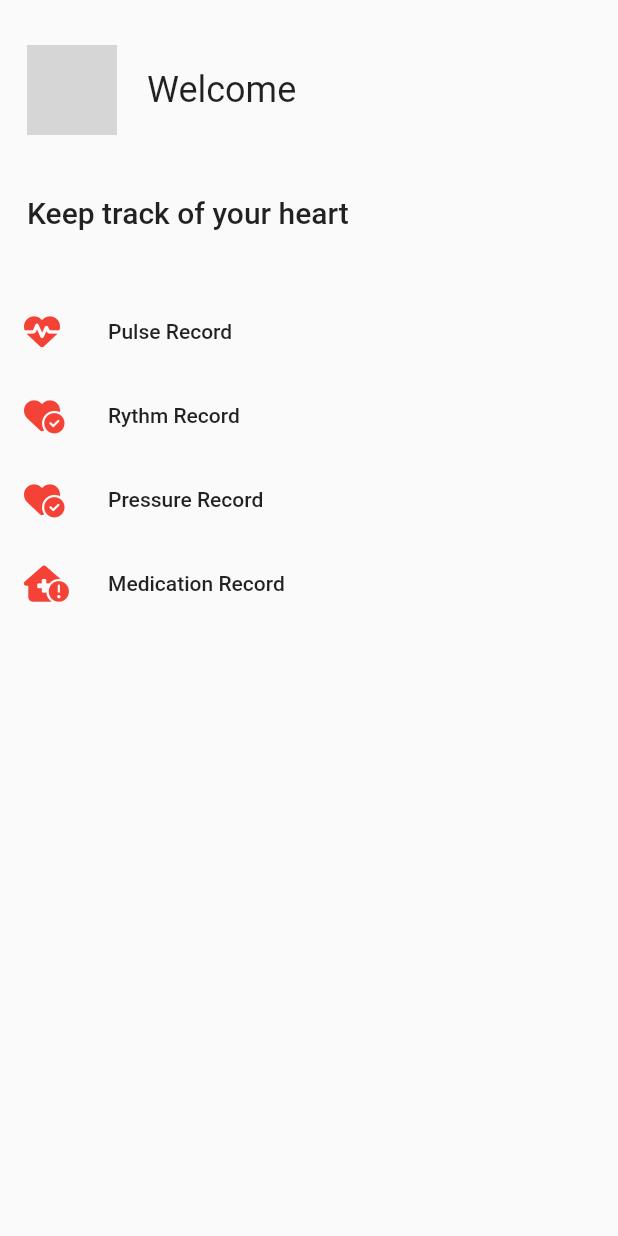
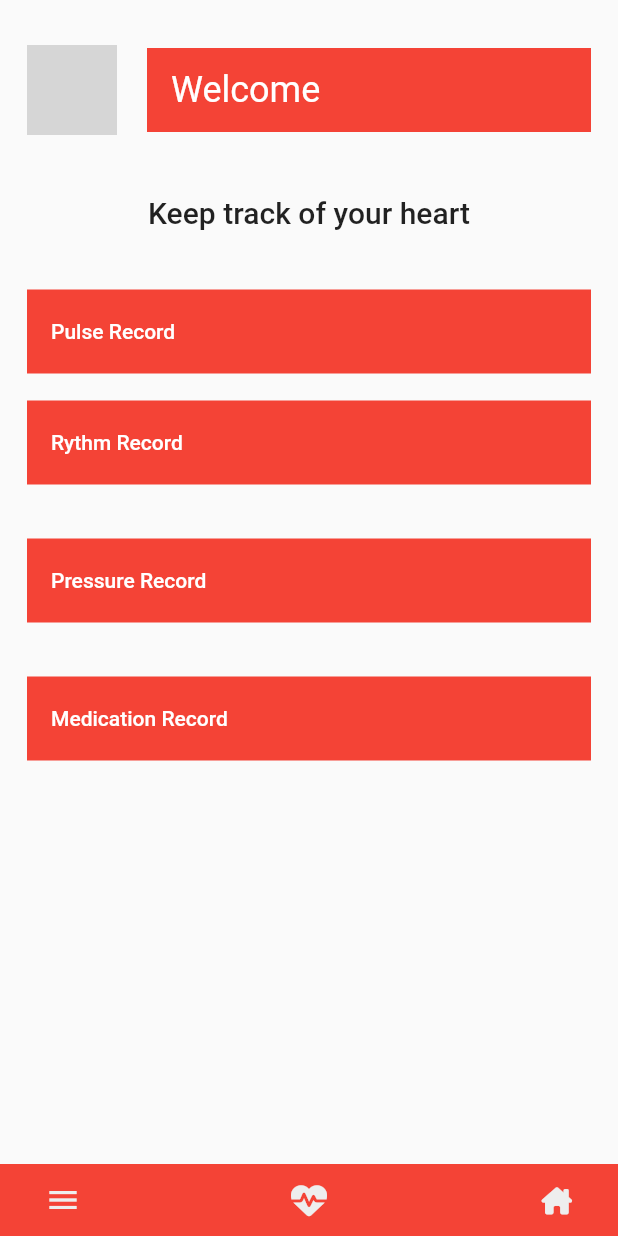
Before and after one commit to Sudarshan519/flutterprojectinit, a Flutter app: the TrackerPage screen opened directly, on a phone screen of 412 x 824 dp. Run offline on Flutter 3.47's test engine with Material 2 defaults, Android fonts, the light colour scheme and no system bars; our stand-ins replace cloud_firestore, firebase_auth, firebase_core, font_awesome_flutter, get; accounts and stored records are empty; network calls fail; grey boxes are pictures that could not be loaded.

Commit message:
ui update

```diff
--- a/lib/pages/onboarding/onboard.dart
+++ b/lib/pages/onboarding/onboard.dart
@@ -11,7 +11,7 @@ class OnBoardingPage extends StatelessWidget {
     return Scaffold(
       backgroundColor: Colors.white,
       body: SafeArea(
-        child: SingleChildScrollView(
+        child: Padding(
           padding: const EdgeInsets.symmetric(horizontal: 28),
           child: Column(
             mainAxisAlignment: MainAxisAlignment.center,
@@ -40,7 +40,7 @@ class OnBoardingPage extends StatelessWidget {
               //       .copyWith(color: Colors.red[800]),
               // ),
               const SizedBox(
-                height: 250,
+                height: 100,
               ),
               InkWell(
                 onTap: () async {
--- /dev/null
+++ b/lib/pages/pulse_record/pulseRecordPage.dart
@@ -0,0 +1,142 @@
+import 'package:flutter/material.dart';
+import 'package:font_awesome_flutter/font_awesome_flutter.dart';
+import 'package:get/get.dart';
+import 'package:projectinit/pages/findPeerSupportGroup/findPeerSupportGroup.dart';
+import 'package:projectinit/pages/home/homepage.dart';
+import 'package:projectinit/pages/join_peer_support_group/joinPeerSupportGroup.dart';
+import 'package:projectinit/pages/tracker/tracker.dart';
+
+class PulseRecordPage extends StatelessWidget {
+  const PulseRecordPage({Key? key}) : super(key: key);
+
+  @override
+  Widget build(BuildContext context) {
+    return Scaffold(
+      drawer: DrawerPage(),
+      appBar: AppBar(
+          elevation: 0,
+          leading: IconButton(
+            icon: Icon(Icons.arrow_back),
+            color: Colors.red,
+            onPressed: () => Get.back(),
+          ),
+          actions: [
+            CircleAvatar(
+              radius: 30,
+              backgroundColor: Colors.grey.shade300,
+            ),
+            SizedBox(
+              width: 10,
+            ),
+          ],
+          backgroundColor: Theme.of(context).scaffoldBackgroundColor),
+      body: Column(
+        crossAxisAlignment: CrossAxisAlignment.center,
+        children: [
+          Text(
+            "See the record of your pulse",
+            style: Theme.of(context)
+                .textTheme
+                .titleLarge!
+                .copyWith(color: Colors.red),
+          ),
+          ...List.generate(
+              3,
+              (index) => Padding(
+                    padding: const EdgeInsets.symmetric(
+                        horizontal: 18.0, vertical: 10),
+                    child: ListTile(
+                      tileColor: Colors.red,
+                      title: Text("18/08- 77 pulse/min",
+                          style: TextStyle(
+                              fontSize: 20,
+                              color: Colors.white,
+                              fontWeight: FontWeight.bold)),
+                      trailing: Container(
+                        // color: Colors.white,
+                        width: 60,
+                        child: Row(children: [
+                          Icon(FontAwesomeIcons.penToSquare),
+                          SizedBox(width: 10),
+                          Icon(Icons.delete)
+                        ]),
+                      ),
+                    ),
+                  )),
+          SizedBox(
+            height: 68,
+          ),
+          Container(
+            width: 200,
+            height: 50,
+            alignment: Alignment.center,
+            color: Colors.red,
+            child: Text(
+              "Add record",
+              style: TextStyle(
+                  color: Colors.white,
+                  fontSize: 20,
+                  fontWeight: FontWeight.bold),
+            ),
+          )
+        ],
+      ),
+      bottomNavigationBar: BottomNavigation(),
+    );
+  }
+}
+
+class BottomNavigation extends StatelessWidget {
+  final bool isHome;
+  BottomNavigation({Key? key, this.isHome = false}) : super(key: key);
+
+  @override
+  Widget build(BuildContext context) {
+    return Container(
+      padding: const EdgeInsets.symmetric(horizontal: 18),
+      color: Colors.red,
+      child: Row(
+        mainAxisAlignment: MainAxisAlignment.spaceBetween,
+        children: [
+          IconButton(
+              onPressed: () => Scaffold.of(context).openDrawer(),
+              icon: Icon(
+                Icons.menu,
+                color: Colors.grey[200],
+              )),
+          IconButton(
+              onPressed: () {
+                Get.to(TrackerPage());
+              },
+              icon: Icon(
+                FontAwesomeIcons.heartPulse,
+                color: Colors.grey[200],
+              )),
+          IconButton(
+            onPressed: () {
+              if (isHome) {
+                Get.to(FindPeerSupportGroup());
+              } else {
+                Get.back();
+              }
+            },
+            icon: isHome
+                ? Transform.rotate(
+                    angle: 15,
+                    child: Icon(
+                      FontAwesomeIcons.handshake,
+                      size: 18,
+                      color: Colors.grey[200],
+                    ),
+                  )
+                : Icon(
+                    FontAwesomeIcons.houseChimney,
+                    color: Colors.grey[200],
+                    size: 18,
+                  ),
+          ),
+        ],
+      ),
+    );
+  }
+}
--- a/lib/pages/tracker/tracker.dart
+++ b/lib/pages/tracker/tracker.dart
@@ -2,14 +2,24 @@ import 'package:flutter/material.dart';
 import 'package:font_awesome_flutter/font_awesome_flutter.dart';
 import 'package:get/get.dart';
 import 'package:projectinit/controllers/homeController.dart';
+import 'package:projectinit/pages/home/homepage.dart';
 import 'package:projectinit/pages/join_gathering/join_gathering.dart';
+import 'package:projectinit/pages/pulse_record/pulseRecordPage.dart';
+
+const padding = 30;
 
 class TrackerPage extends StatelessWidget {
   TrackerPage({Key? key}) : super(key: key);
   final HomeController homeController = Get.find();
   @override
   Widget build(BuildContext context) {
-    return Column(crossAxisAlignment: CrossAxisAlignment.start, children: [
+    return Scaffold(
+      bottomNavigationBar: BottomNavigation(),
+      drawer: DrawerPage(),
+      body: SafeArea(
+        child: SingleChildScrollView(
+          child:
+              Column(crossAxisAlignment: CrossAxisAlignment.center, children: [
             const SizedBox(
               height: 30,
             ),
@@ -27,11 +37,16 @@ class TrackerPage extends StatelessWidget {
                   width: 20,
                 ),
                 Expanded(
-            child: Text(
+                    child: ListTile(
+                  tileColor: Colors.red,
+                  title: Text(
                     "Welcome ${homeController.authService.currentUser!.displayName}",
-              style: Theme.of(context).textTheme.headline5,
+                    style: Theme.of(context)
+                        .textTheme
+                        .headline5!
+                        .copyWith(color: Colors.white),
                   ),
-          )
+                ))
                 // titleText(context, "Welcome Judy "),
               ]),
             ),
@@ -48,50 +63,77 @@ class TrackerPage extends StatelessWidget {
             const SizedBox(
               height: 40,
             ),
-      ListTile(
+            Padding(
+              padding: const EdgeInsets.symmetric(horizontal: 18.0),
+              child: ListTile(
+                  tileColor: Colors.red,
                   onTap: () {
-          Get.to(() => JoinGathering());
+                    Get.to(() => PulseRecordPage());
                   },
-        leading: const Icon(
-          FontAwesomeIcons.heartPulse,
-          color: Colors.red,
-        ),
+                  // leading: const Icon(
+                  //   FontAwesomeIcons.heartPulse,
+                  //   color: Colors.red,
+                  // ),
                   title: Text(
                     "Pulse Record",
-          style: Theme.of(context).textTheme.bodyLarge,
+                    style: Theme.of(context)
+                        .textTheme
+                        .bodyLarge!
+                        .copyWith(color: Colors.white),
+                  )),
+            ),
+            Padding(
+              padding: const EdgeInsets.all(18.0),
+              child: ListTile(
+                tileColor: Colors.red,
+                onTap: () {},
+                // leading: const Icon(
+                //   FontAwesomeIcons.heartCircleCheck,
+                //   color: Colors.red,
+                // ),
+                title: Text(
+                  "Rythm Record",
+                  style: Theme.of(context)
+                      .textTheme
+                      .bodyLarge!
+                      .copyWith(color: Colors.white),
                 ),
               ),
-      ListTile(
+            ),
+            Padding(
+              padding: const EdgeInsets.all(18.0),
+              child: ListTile(
+                tileColor: Colors.red,
                 onTap: () {},
-        leading: const Icon(
-          FontAwesomeIcons.heartCircleCheck,
-          color: Colors.red,
-        ),
+                // leading: const Icon(
+                //   FontAwesomeIcons.heartCircleCheck,
+                //   color: Colors.red,
+                // ),
                 title: Text(
-          "Rythm Record",
-          style: Theme.of(context).textTheme.bodyLarge,
+                  "Pressure Record",
+                  style: Theme.of(context)
+                      .textTheme
+                      .bodyLarge!
+                      .copyWith(color: Colors.white),
                 ),
               ),
-      ListTile(
+            ),
+            Padding(
+              padding: const EdgeInsets.all(18.0),
+              child: ListTile(
+                tileColor: Colors.red,
                 onTap: () {},
-        leading: const Icon(
-          FontAwesomeIcons.heartCircleCheck,
-          color: Colors.red,
-        ),
-        title: Text(
-          "Pressure Record",
-          style: Theme.of(context).textTheme.bodyLarge,
-        ),
-      ),
-      ListTile(
-        onTap: () {},
-        leading: const Icon(
-          FontAwesomeIcons.houseMedicalCircleExclamation,
-          color: Colors.red,
-        ),
+                // leading: const Icon(
+                //   FontAwesomeIcons.houseMedicalCircleExclamation,
+                //   color: Colors.red,
+                // ),
                 title: Text(
                   "Medication Record",
-          style: Theme.of(context).textTheme.bodyLarge,
+                  style: Theme.of(context)
+                      .textTheme
+                      .bodyLarge!
+                      .copyWith(color: Colors.white),
+                ),
               ),
             ),
             // Padding(
@@ -131,6 +173,9 @@ class TrackerPage extends StatelessWidget {
             //     route: () => Get.to(() => const JoinGathering()),
             //   ),
             // ),
-    ]);
+          ]),
+        ),
+      ),
+    );
   }
 }
```
Also changed, not shown: lib/pages/findPeerSupportGroup/findPeerSupportGroup.dart (added, +92 -0 lines), lib/pages/home/homepage.dart (+21 -17 lines), lib/pages/join_peer_support_group/joinPeerSupportGroup.dart (+12 -5 lines). Lines whose indentation alone changed are shown as unchanged.
